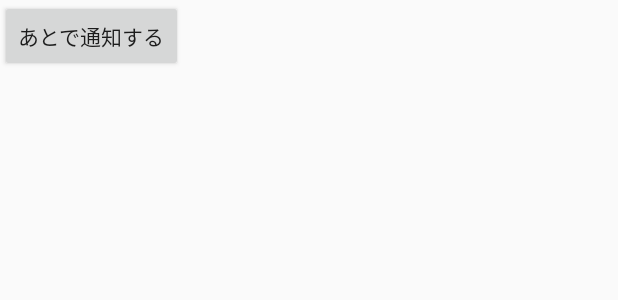
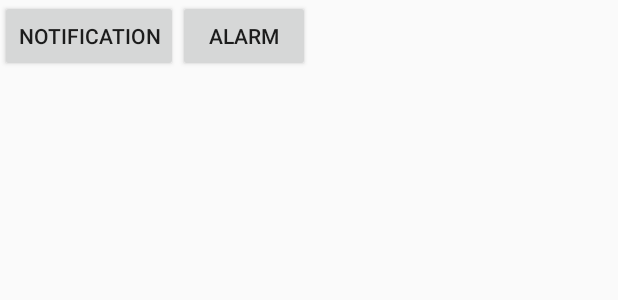
Before and after one commit to moritanian/android-alarm-plugin, an Android app: the layout activity_main.xml on its own in the app's theme, with its tools: preview values and no code run, on a phone screen of 412 x 824 dp. Shown: the top 300 px of the screen. Run offline under Robolectric (Android 15) with nearby library versions, the phone set to English and light mode, and no system bars.

Commit message:
push通知にも対応

```diff
--- a/app/src/main/java/example/com/notificationtest/AlarmReceiver.java
+++ b/app/src/main/java/example/com/notificationtest/AlarmReceiver.java
@@ -15,6 +15,8 @@ public class AlarmReceiver extends BroadcastReceiver {
         // アラームを受け取って起動するActivityを指定、起動
         Log.i("AlarmReceiver", "onReceive");
         Intent notification = new Intent(context, AlarmNotificationActivity.class);
+        notification.putExtras(intent);
+
         // 画面起動に必要
         notification.setFlags(Intent.FLAG_ACTIVITY_NEW_TASK);
         context.startActivity(notification);
--- a/app/src/main/java/example/com/notificationtest/Notifier.java
+++ b/app/src/main/java/example/com/notificationtest/Notifier.java
@@ -25,9 +25,9 @@ public class Notifier extends BroadcastReceiver {
 
         //通知オブジェクトの生成
         Notification noti = new NotificationCompat.Builder(content)
-                .setTicker("お時間ですよ!")
-                .setContentTitle("通知")
-                .setContentText("設定した時間がきました")
+                .setTicker(intent.getStringExtra("title"))
+                .setContentTitle( intent.getStringExtra("name"))
+                .setContentText( intent.getStringExtra("label"))
                 .setSmallIcon(R.mipmap.ic_launcher)
                 .setVibrate(new long[]{0, 200, 100, 200, 100, 200})
                 .setAutoCancel(true)
--- a/app/src/main/res/layout/activity_main.xml
+++ b/app/src/main/res/layout/activity_main.xml
@@ -6,6 +6,11 @@
     android:layout_height="match_parent"
     tools:context="example.com.notificationtest.MainActivity">
 
+    <LinearLayout
+        android:id="@+id/p1"
+        android:layout_width="match_parent"
+        android:layout_height="match_parent">
+
         <Button
             android:id="@+id/button1"
             android:layout_width="wrap_content"
@@ -13,6 +18,14 @@
             android:layout_alignParentLeft="true"
             android:layout_alignParentRight="true"
             android:layout_alignParentTop="true"
-        android:text="あとで通知する" />
+            android:text="notification" />
+
+        <Button
+            android:id="@+id/button2"
+            android:layout_width="wrap_content"
+            android:layout_height="wrap_content"
+            android:layout_alignParentTop="true"
+            android:text="alarm" />
+    </LinearLayout>
 
 </android.support.constraint.ConstraintLayout>
```
Also changed, not shown: app/src/main/AndroidManifest.xml (+7 -1 lines), app/src/main/java/example/com/notificationtest/AlarmNotificationActivity.java (+7 -0 lines), app/src/main/java/example/com/notificationtest/MainActivity.java (+20 -14 lines), app/src/main/java/example/com/notificationtest/MyAlarmManager.java (added, +76 -0 lines), app/src/main/java/example/com/notificationtest/MyAlarmService.java (+23 -1 lines). Lines whose indentation alone changed are shown as unchanged.
